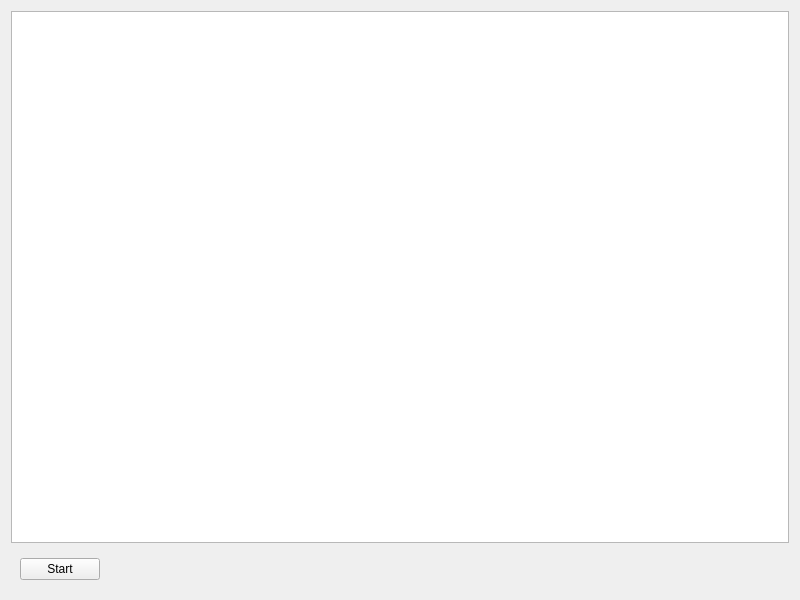
scueee/Qt-MetaBall, file widget.ui: the form before one commit.
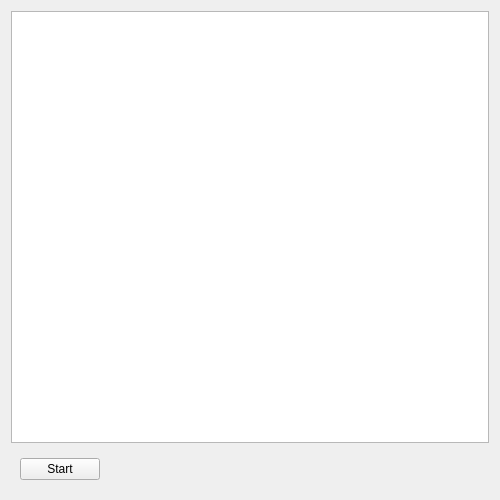
The form after the commit.

Patch:
```diff
--- a/widget.ui
+++ b/widget.ui
@@ -6,8 +6,8 @@
    <rect>
     <x>0</x>
     <y>0</y>
-    <width>800</width>
-    <height>600</height>
+    <width>500</width>
+    <height>500</height>
    </rect>
   </property>
   <property name="windowTitle">
```
